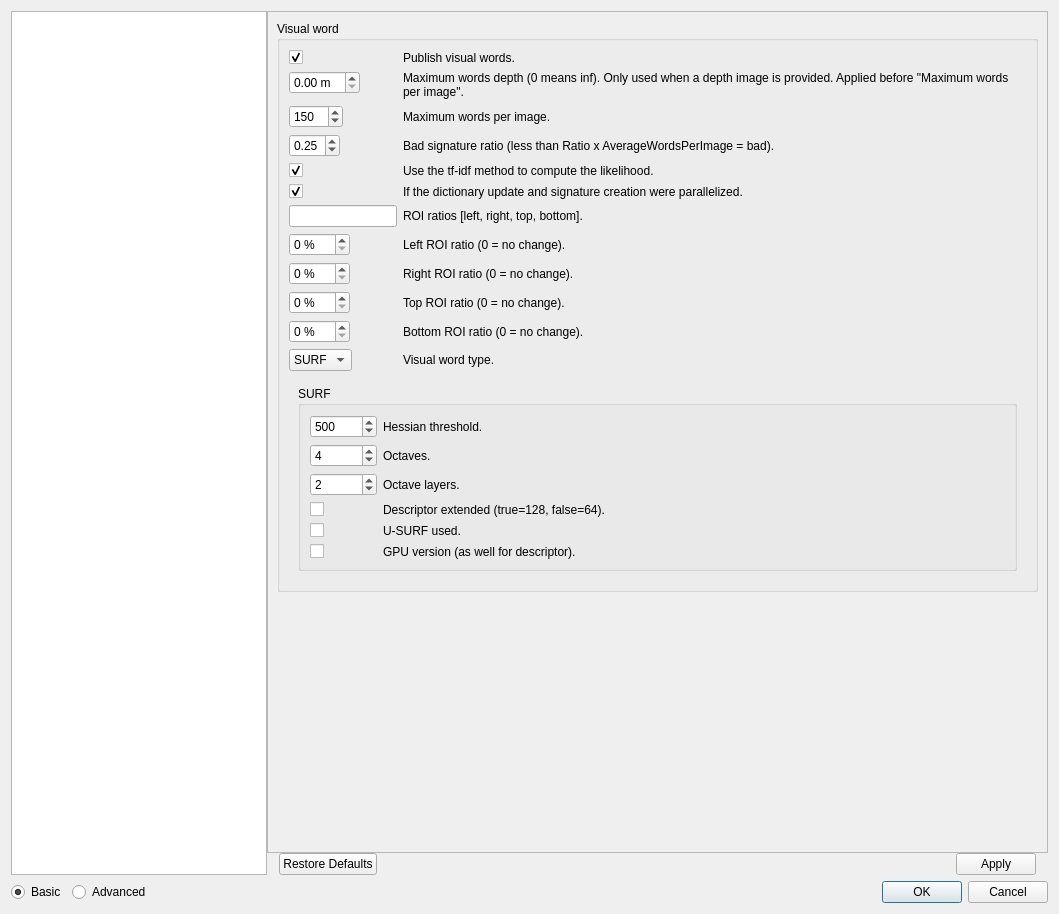
Above: guilib/src/ui/preferencesDialog.ui from introlab/rtabmap before the change. Below: the same form after it.
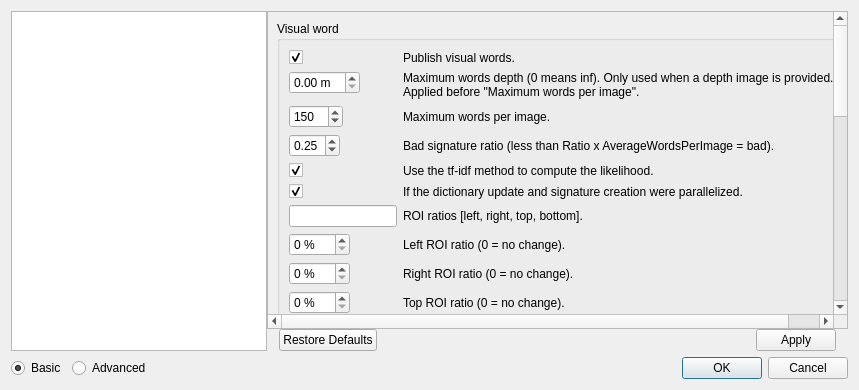
That is the form after the change. Icons and pictures are not drawn. Custom widgets are drawn as their Qt base class.

Commit message: reduced Preferences dialog init size

The edit to the form file:
```diff
--- a/guilib/src/ui/preferencesDialog.ui
+++ b/guilib/src/ui/preferencesDialog.ui
@@ -6,8 +6,8 @@
    <rect>
     <x>0</x>
     <y>0</y>
-    <width>1059</width>
-    <height>914</height>
+    <width>859</width>
+    <height>390</height>
    </rect>
   </property>
   <property name="sizePolicy">
@@ -64,8 +64,8 @@
            <rect>
             <x>0</x>
             <y>0</y>
-            <width>777</width>
-            <height>826</height>
+            <width>560</width>
+            <height>632</height>
            </rect>
           </property>
           <layout class="QVBoxLayout" name="verticalLayout_16">
```
